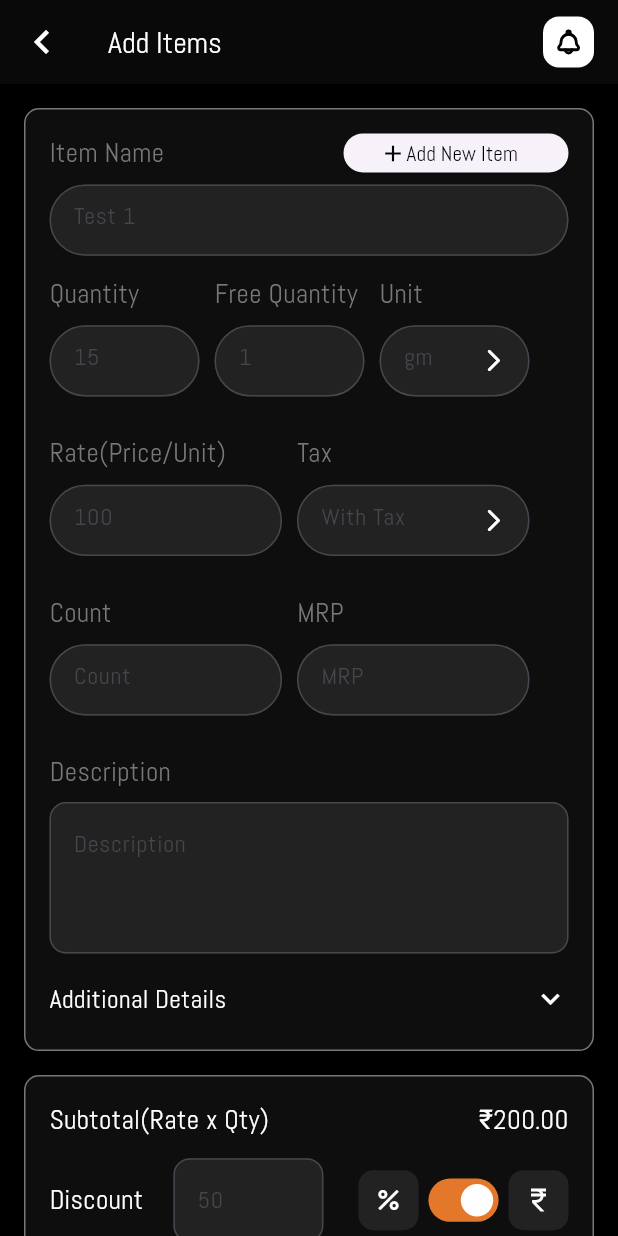
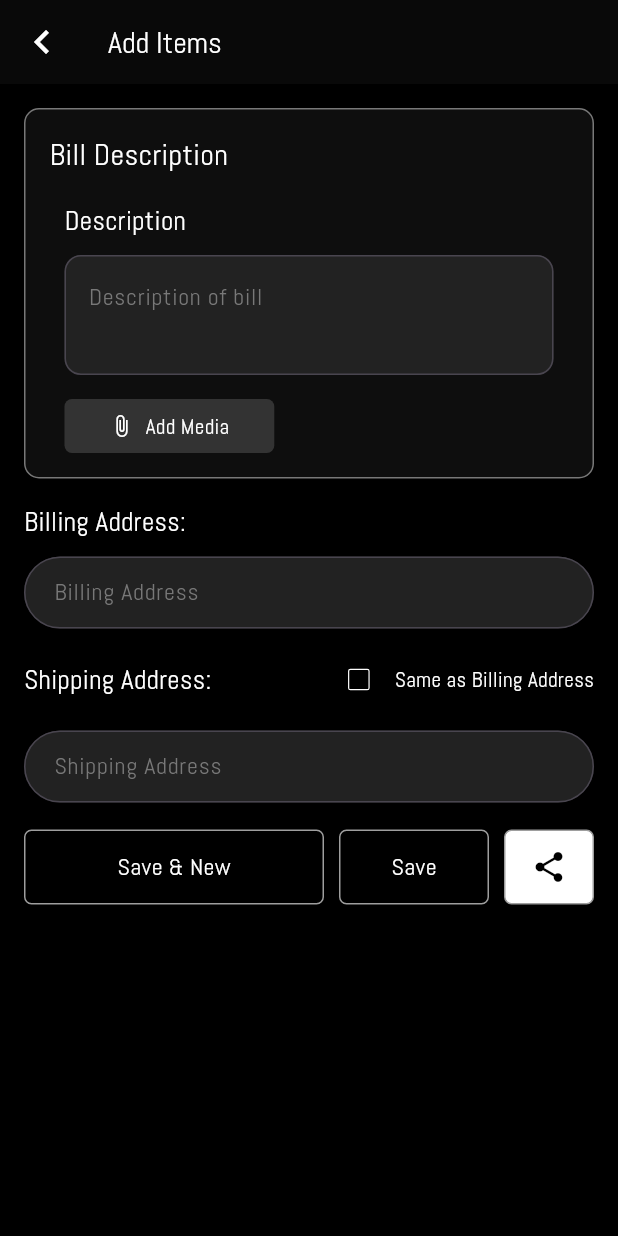
Before and after one commit to iamayushsharmaa/Style-Check, a Flutter app: the screen it shows after launch, on a phone screen of 412 x 824 dp. Run offline on Flutter 3.47's test engine with Material 3 defaults, Android fonts, the light colour scheme and no system bars; our stand-ins replace flutter_svg, go_router.

Commit message:
add invoice - billin address

```diff
--- a/lib/conifg/router.dart
+++ b/lib/conifg/router.dart
@@ -1,11 +1,11 @@
 import 'package:flutter/material.dart';
 import 'package:go_router/go_router.dart';
 import 'package:stylecheck/home.dart';
-import 'package:stylecheck/presentation/screens/add_invoice.dart';
-import 'package:stylecheck/presentation/screens/add_items.dart';
+import 'package:stylecheck/presentation/screens/addinvoice/add_invoice.dart';
+import 'package:stylecheck/presentation/screens/additem/add_items.dart';
 
 GoRouter createRouter() {
-  final initialLocation = '/additem';
+  final initialLocation = '/addinvoice';
 
   return GoRouter(
     debugLogDiagnostics: true,
--- a/lib/presentation/screens/add_invoice.dart
+++ /dev/null
@@ -1,10 +0,0 @@
-import 'package:flutter/material.dart';
-
-class AddInvoice extends StatelessWidget {
-  const AddInvoice({super.key});
-
-  @override
-  Widget build(BuildContext context) {
-    return const Placeholder();
-  }
-}
--- /dev/null
+++ b/lib/presentation/screens/addinvoice/add_invoice.dart
@@ -0,0 +1,50 @@
+import 'package:flutter/material.dart';
+import 'package:go_router/go_router.dart';
+import 'package:stylecheck/presentation/screens/addinvoice/widgets/bill_description_media.dart';
+
+class AddInvoice extends StatefulWidget {
+  const AddInvoice({super.key});
+
+  @override
+  State<AddInvoice> createState() => _AddInvoiceState();
+}
+
+class _AddInvoiceState extends State<AddInvoice> {
+  final TextEditingController description = TextEditingController();
+  final TextEditingController billingAddress = TextEditingController();
+  final TextEditingController shippingAddress = TextEditingController();
+
+  @override
+  Widget build(BuildContext context) {
+    return Scaffold(
+      backgroundColor: Color(0xFF000000),
+      appBar: AppBar(
+        backgroundColor: Color(0xFF090909),
+        title: Text(
+          'Add Items',
+          style: TextStyle(fontSize: 20, color: Colors.white),
+        ),
+        leading: IconButton(
+          onPressed: () => context.pop(),
+          icon: Icon(
+            Icons.keyboard_arrow_left_outlined,
+            size: 32,
+            color: Colors.white,
+          ),
+        ),
+      ),
+      body: Padding(
+        padding: const EdgeInsets.all(16.0),
+        child: Column(
+          children: [
+            BillDescriptionMedia(
+              controller: description,
+              billingAddress: billingAddress,
+              shippingAddress: shippingAddress,
+            ),
+          ],
+        ),
+      ),
+    );
+  }
+}
--- /dev/null
+++ b/lib/presentation/screens/addinvoice/widgets/bill_description_media.dart
@@ -0,0 +1,260 @@
+import 'package:flutter/material.dart';
+
+class BillDescriptionMedia extends StatefulWidget {
+  final TextEditingController controller;
+  final TextEditingController billingAddress;
+  final TextEditingController shippingAddress;
+
+  const BillDescriptionMedia({
+    super.key,
+    required this.controller,
+    required this.billingAddress,
+    required this.shippingAddress,
+  });
+
+  @override
+  State<BillDescriptionMedia> createState() => _BillDescriptionMediaState();
+}
+
+class _BillDescriptionMediaState extends State<BillDescriptionMedia> {
+  bool sameAsBilling = false;
+
+  @override
+  Widget build(BuildContext context) {
+    return Column(
+      mainAxisAlignment: MainAxisAlignment.start,
+      crossAxisAlignment: CrossAxisAlignment.start,
+      children: [
+        Container(
+          padding: EdgeInsets.all(16),
+          decoration: BoxDecoration(
+            color: Color(0xFF0E0E0E),
+            border: Border.all(color: Color(0xFF787878), width: 1),
+            borderRadius: BorderRadius.circular(10),
+          ),
+          child: Column(
+            crossAxisAlignment: CrossAxisAlignment.start,
+            children: [
+              Text(
+                'Bill Description',
+                style: TextStyle(fontSize: 20, color: Colors.white),
+              ),
+              SizedBox(height: 16),
+              Padding(
+                padding: const EdgeInsets.symmetric(horizontal: 10.0),
+                child: Column(
+                  crossAxisAlignment: CrossAxisAlignment.start,
+                  children: [
+                    Text(
+                      'Description',
+                      style: TextStyle(fontSize: 18, color: Colors.white),
+                    ),
+                    SizedBox(height: 10),
+                    SizedBox(
+                      child: TextField(
+                        controller: widget.controller,
+                        maxLines: 2,
+                        decoration: InputDecoration(
+                          hintText: 'Description of bill',
+                          hintStyle: TextStyle(color: Color(0xFF787878)),
+                          filled: true,
+                          fillColor: Color(0xFF222222),
+                          border: OutlineInputBorder(
+                            borderRadius: BorderRadius.circular(11),
+                            borderSide: BorderSide(
+                              color: Color(0xFF333333),
+                              width: 0.89,
+                            ),
+                          ),
+                          focusedBorder: OutlineInputBorder(
+                            borderRadius: BorderRadius.circular(11),
+                            borderSide: BorderSide(
+                              color: Color(0xFF333333),
+                              width: 0.89,
+                            ),
+                          ),
+                        ),
+                        style: TextStyle(color: Colors.white),
+                      ),
+                    ),
+                    SizedBox(height: 16),
+                    Container(
+                      padding: EdgeInsets.symmetric(
+                        horizontal: 30,
+                        vertical: 8,
+                      ),
+                      decoration: BoxDecoration(
+                        color: Color(0xFF333333),
+                        borderRadius: BorderRadius.circular(5),
+                      ),
+                      child: Row(
+                        mainAxisSize: MainAxisSize.min,
+                        children: [
+                          Icon(
+                            Icons.attach_file,
+                            color: Colors.white,
+                            size: 16,
+                          ),
+                          SizedBox(width: 8),
+                          Text(
+                            'Add Media',
+                            style: TextStyle(color: Colors.white),
+                          ),
+                        ],
+                      ),
+                    ),
+                  ],
+                ),
+              ),
+            ],
+          ),
+        ),
+        SizedBox(height: 16),
+        Text(
+          'Billing Address:',
+          style: TextStyle(fontSize: 18, color: Colors.white),
+        ),
+        SizedBox(height: 10),
+        SizedBox(
+          height: 50,
+          child: TextField(
+            controller: widget.billingAddress,
+            decoration: InputDecoration(
+              hintText: 'Billing Address',
+              hintStyle: TextStyle(color: Color(0xFF787878)),
+              filled: true,
+              fillColor: Color(0xFF222222),
+              contentPadding: EdgeInsets.symmetric(
+                horizontal: 16,
+                vertical: 12,
+              ),
+              border: OutlineInputBorder(
+                borderRadius: BorderRadius.circular(35),
+                borderSide: BorderSide(color: Color(0xFF333333), width: 0.89),
+              ),
+              focusedBorder: OutlineInputBorder(
+                borderRadius: BorderRadius.circular(35),
+                borderSide: BorderSide(color: Color(0xFF333333), width: 0.89),
+              ),
+            ),
+            style: TextStyle(color: Colors.white),
+          ),
+        ),
+        SizedBox(height: 8),
+        Row(
+          mainAxisAlignment: MainAxisAlignment.spaceBetween,
+          children: [
+            Text(
+              'Shipping Address:',
+              style: TextStyle(fontSize: 18, color: Colors.white),
+            ),
+            Row(
+              children: [
+                Transform.scale(
+                  scale: 0.8,
+                  child: Checkbox(
+                    value: sameAsBilling,
+                    checkColor: Colors.black,
+                    activeColor: Colors.white,
+                    side: BorderSide(color: Colors.white),
+                    onChanged: (bool? value) {
+                      setState(() {
+                        sameAsBilling = value ?? false;
+                      });
+                    },
+                  ),
+                ),
+                Text(
+                  'Same as Billing Address',
+                  style: TextStyle(fontSize: 14, color: Colors.white),
+                ),
+              ],
+            ),
+          ],
+        ),
+        SizedBox(height: 10),
+        SizedBox(
+          height: 50,
+          child: TextField(
+            controller: widget.shippingAddress,
+            decoration: InputDecoration(
+              hintText: 'Shipping Address',
+              hintStyle: TextStyle(color: Color(0xFF787878)),
+              filled: true,
+              fillColor: Color(0xFF222222),
+              contentPadding: EdgeInsets.symmetric(
+                horizontal: 16,
+                vertical: 12,
+              ),
+              border: OutlineInputBorder(
+                borderRadius: BorderRadius.circular(35),
+                borderSide: BorderSide(color: Color(0xFF333333), width: 0.89),
+              ),
+              focusedBorder: OutlineInputBorder(
+                borderRadius: BorderRadius.circular(35),
+                borderSide: BorderSide(color: Color(0xFF333333), width: 0.89),
+              ),
+            ),
+            style: TextStyle(color: Colors.white),
+          ),
+        ),
+        SizedBox(height: 16),
+        ActionButtons(),
+      ],
+    );
+  }
+
+  Widget ActionButtons() {
+    return Row(
+      children: [
+        Expanded(
+          flex: 2,
+          child: Container(
+            height: 50,
+            decoration: BoxDecoration(
+              color: Colors.transparent,
+              borderRadius: BorderRadius.circular(5),
+              border: Border.all(color: Colors.grey, width: 1),
+            ),
+            child: Center(
+              child: Text(
+                'Save & New',
+                style: TextStyle(color: Colors.white, fontSize: 16),
+              ),
+            ),
+          ),
+        ),
+        SizedBox(width: 10),
+        Expanded(
+          flex: 1,
+          child: Container(
+            height: 50,
+            decoration: BoxDecoration(
+              color: Colors.transparent,
+              borderRadius: BorderRadius.circular(5),
+              border: Border.all(color: Colors.grey, width: 1),
+            ),
+            child: Center(
+              child: Text(
+                'Save',
+                style: TextStyle(color: Colors.white, fontSize: 16),
+              ),
+            ),
+          ),
+        ),
+        SizedBox(width: 10),
+        Container(
+            height: 50,
+            width: 60,
+            decoration: BoxDecoration(
+              color: Colors.white,
+              borderRadius: BorderRadius.circular(5),
+              border: Border.all(color: Colors.grey, width: 1),
+            ),
+            child: Icon(Icons.share, color: Colors.black,),
+          ),
+
+      ],
+    );
+  }
+}
--- a/lib/presentation/screens/add_items.dart
+++ b/lib/presentation/screens/additem/add_items.dart
@@ -1,9 +1,8 @@
 import 'package:flutter/material.dart';
 import 'package:flutter_svg/svg.dart';
 import 'package:go_router/go_router.dart';
-import 'package:stylecheck/presentation/widgets/add_new_item_widget.dart';
-import 'package:stylecheck/presentation/widgets/total_item_widget.dart';
-
+import 'package:stylecheck/presentation/screens/additem/widgets/add_new_item_widget.dart';
+import 'package:stylecheck/presentation/screens/additem/widgets/total_item_widget.dart';
 class AddItems extends StatelessWidget {
   const AddItems({super.key});
 
--- a/lib/presentation/widgets/add_new_item_widget.dart
+++ b/lib/presentation/screens/additem/widgets/add_new_item_widget.dart
@@ -233,6 +233,7 @@ class _AddNewItemWidgetState extends State<AddNewItemWidget> {
             maxLines: 5,
             decoration: InputDecoration(
               hintText: 'Description',
+              hintStyle: TextStyle(color: Color(0xFF787878)),
               filled: true,
               fillColor: Color(0xFF222222),
               border: OutlineInputBorder(
```
Also changed, not shown: lib/presentation/screens/additem/widgets/total_item_widget.dart (renamed from lib/presentation/widgets/total_item_widget.dart).
